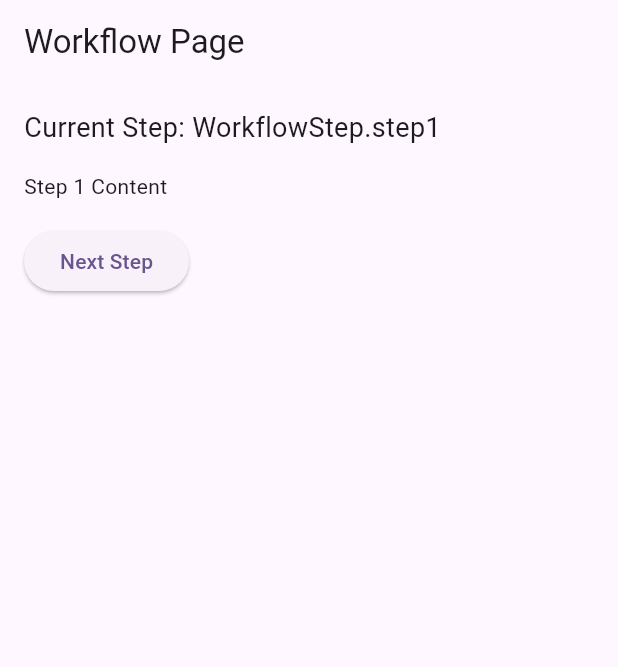
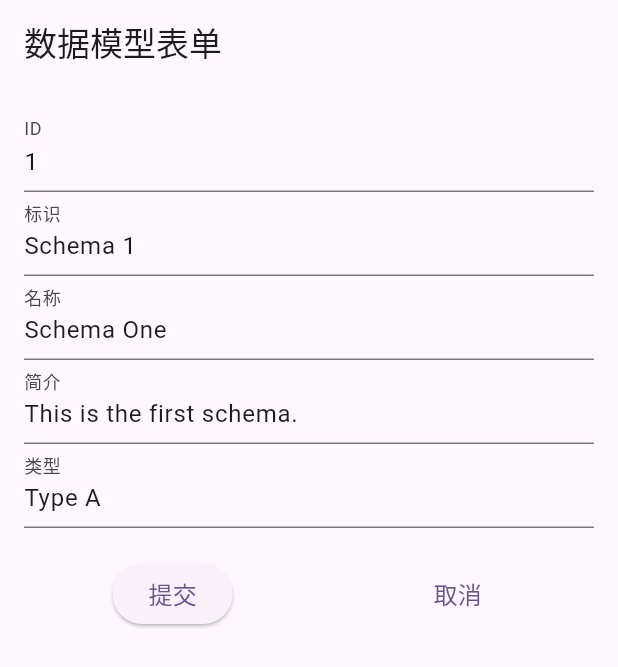
Before and after one commit to quanttide/flutter-quanttide-data, a Flutter app: the screen it shows after launch, on a phone screen of 412 x 824 dp. Shown: the top 667 px of the screen. Run offline on Flutter 3.47's test engine with Material 2 defaults, Android fonts, the phone set to English and light mode, and no system bars; drawn by our look-alikes of flutter_form_builder; our stand-ins replace freezed_annotation.

Commit message:
feat: BLoC Widgets of `DataSchema`

```diff
--- a/example/lib/main.dart
+++ b/example/lib/main.dart
@@ -1,6 +1,6 @@
 import 'package:flutter/material.dart';
 
-import 'screens/form.dart';
+import 'screens/schema.dart';
 import 'screens/workflow.dart';
 
 
@@ -37,8 +37,8 @@ class ExampleApp extends StatelessWidget {
         useMaterial3: true,
       ),
       routes: {
-        '/': (context) => const WorkflowScreen(),
-        // 'forms': (context) => const DataFormScreen(),
+        '/': (context) => const DataSchemaScreen(),
+        '/workflow': (context) => const WorkflowScreen(),
       }
     );
   }
--- /dev/null
+++ b/example/lib/screens/schema.dart
@@ -0,0 +1,41 @@
+import 'package:flutter/material.dart';
+import 'package:flutter_quanttide_data/flutter_quanttide_data.dart';
+
+
+class DataSchemaScreen extends StatefulWidget {
+  const DataSchemaScreen({super.key});
+
+  @override
+  _DataSchemaScreenState createState() => _DataSchemaScreenState();
+}
+
+class _DataSchemaScreenState extends State<DataSchemaScreen> {
+  DataSchema _dataSchema = const DataSchema(
+    id: '1',
+    name: 'Schema 1',
+    verboseName: 'Schema One',
+    readme: 'This is the first schema.',
+    type: 'Type A',
+  );
+
+  void _updateDataSchema(DataSchema newDataSchema) {
+    setState(() {
+      _dataSchema = newDataSchema;
+    });
+  }
+
+  @override
+  Widget build(BuildContext context) {
+    return Scaffold(
+      appBar: AppBar(
+        title: const Text('数据模型表单'),
+      ),
+      body: Padding(
+        padding: const EdgeInsets.all(16),
+        child: DataSchemaDetailForm(
+          dataSchema: _dataSchema
+        ),
+      ),
+    );
+  }
+}
--- a/lib/flutter_quanttide_data.dart
+++ b/lib/flutter_quanttide_data.dart
@@ -1,6 +1,4 @@
-/// 数据表单模型
-export "src/models/form.dart";
-/// 数据表单视图模型
-export "src/view_models/form.dart";
-/// 数据表单视图
-export "src/views/form.dart";
+// 数据模型
+export 'src/schemas/schema.dart';
+export 'src/views/schema_detail_form.dart';
+export 'src/blocs/schema_detail_bloc.dart';
--- /dev/null
+++ b/lib/src/blocs/schema_detail_bloc.dart
@@ -0,0 +1,6 @@
+import '../schemas/schema.dart';
+
+
+class DataSchemaDetailBloc {
+
+}
--- /dev/null
+++ b/lib/src/blocs/schema_detail_event.dart
@@ -0,0 +1 @@
+part of 'schema_detail_bloc.dart';
--- /dev/null
+++ b/lib/src/blocs/schema_detail_state.dart
@@ -0,0 +1 @@
+part of 'schema_detail_bloc.dart';
--- a/lib/src/models/schema.dart
+++ /dev/null
@@ -1 +0,0 @@
-/// 数据模型
--- /dev/null
+++ b/lib/src/schemas/schema.dart
@@ -0,0 +1,40 @@
+/// 数据模型
+
+import 'package:freezed_annotation/freezed_annotation.dart';
+
+part 'schema.freezed.dart';
+part 'schema.g.dart';
+
+
+/// 数据模型
+@freezed
+class DataSchema with _$DataSchema {
+  const factory DataSchema({
+    String? id,
+    String? name,
+    String? verboseName,
+    String? readme,
+    String? type,
+    DateTime? createdAt,
+    DateTime? updatedAt,
+    List<DataSchemaField>? fields
+  }) = _DataSchema;
+
+  factory DataSchema.fromJson(Map<String,dynamic> json) =>
+      _$DataSchemaFromJson(json);
+}
+
+
+/// 数据模型字段
+@freezed
+class DataSchemaField with _$DataSchemaField{
+  const factory DataSchemaField({
+    String? name,
+    String? verboseName,
+    String? type,
+    String? defaultValue,
+  }) = _DataSchemaField;
+
+  factory DataSchemaField.fromJson(Map<String, dynamic> json) =>
+      _$DataSchemaFieldFromJson(json);
+}
--- a/lib/src/views/form.dart
+++ b/lib/src/views/record_detail_form.dart
@@ -2,12 +2,12 @@ import 'package:flutter/material.dart';
 import 'package:flutter_form_builder/flutter_form_builder.dart';
 
 
-/// 数据表单视图
-class DataFormView extends StatelessWidget {
+/// 数据记录表单
+class DataRecordDetailForm extends StatelessWidget {
   /// 字段列表
   final List<Map<String, dynamic>> fields;
 
-  const DataFormView({super.key, required this.fields});
+  const DataRecordDetailForm({super.key, required this.fields});
 
   @override
   Widget build(BuildContext context) {
--- /dev/null
+++ b/lib/src/views/schema_detail_form.dart
@@ -0,0 +1,62 @@
+import 'package:flutter/material.dart';
+import 'package:flutter_form_builder/flutter_form_builder.dart';
+
+import '../schemas/schema.dart';
+
+
+class DataSchemaDetailForm extends StatelessWidget {
+  final DataSchema dataSchema;
+
+  const DataSchemaDetailForm({Key? key, required this.dataSchema}) : super(key: key);
+
+  @override
+  Widget build(BuildContext context) {
+    return FormBuilder(
+      initialValue: {
+        'id': dataSchema.id,
+        'name': dataSchema.name,
+        'verboseName': dataSchema.verboseName,
+        'readme': dataSchema.readme,
+        'type': dataSchema.type,
+      },
+      child: Column(
+        children: [
+          FormBuilderTextField(
+            name: 'id',
+            decoration: const InputDecoration(labelText: 'ID'),
+          ),
+          FormBuilderTextField(
+            name: 'name',
+            decoration: const InputDecoration(labelText: '标识'),
+          ),
+          FormBuilderTextField(
+            name: 'verboseName',
+            decoration: const InputDecoration(labelText: '名称'),
+          ),
+          FormBuilderTextField(
+            name: 'readme',
+            decoration: const InputDecoration(labelText: '简介'),
+          ),
+          FormBuilderTextField(
+            name: 'type',
+            decoration: const InputDecoration(labelText: '类型'),
+          ),
+          const SizedBox(height: 20),
+          Row(
+            mainAxisAlignment: MainAxisAlignment.spaceAround,
+            children: [
+              ElevatedButton(
+                onPressed: () {},
+                child: const Text('提交', style: TextStyle(fontSize: 16)),
+              ),
+              TextButton(
+                onPressed: () {},
+                child: const Text('取消', style: TextStyle(fontSize: 16)),
+              ),
+            ],
+          ),
+        ],
+      ),
+    );
+  }
+}
```
Also changed, not shown: example/lib/screens/form.dart (deleted, +0 -25 lines), lib/src/models/form.dart (deleted, +0 -34 lines), lib/src/providers/api.dart (added, +20 -0 lines), lib/src/repositories/schema.dart (added, +60 -0 lines), lib/src/schemas/schema.freezed.dart (added), lib/src/schemas/schema.g.dart (added), lib/src/view_models/form.dart (deleted), 3 other files.
